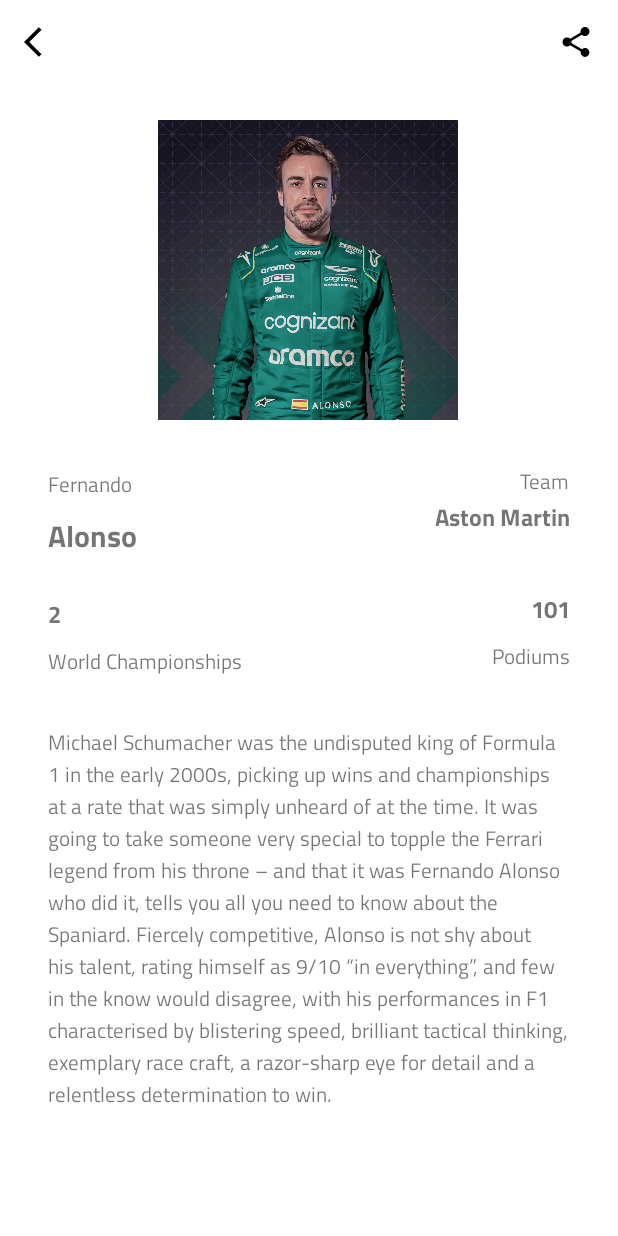
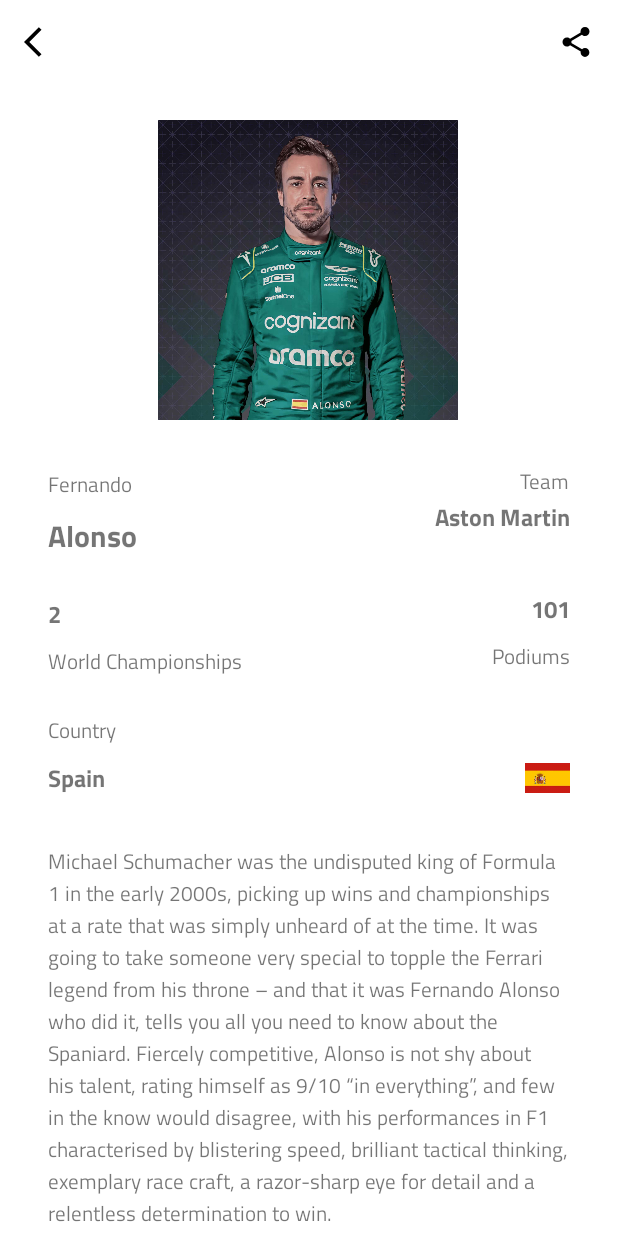
Before and after one commit to asyarbre/uts-pemprograman-visual, an Android app: the screen it shows after launch (DriverDetail), after a tap on "Fernando", on a phone screen of 412 x 824 dp. Run offline under Robolectric (Android 15) with nearby library versions, the phone set to English and light mode, and no system bars.

Commit message:
Update Detail Driver

```diff
--- a/app/src/main/java/com/example/utskel4/Driver.kt
+++ b/app/src/main/java/com/example/utskel4/Driver.kt
@@ -12,5 +12,7 @@ data class Driver(
     val driverTeam: String,
     val driverChamp: Int,
     val driverPodium: Int,
+    val driverCountry: String,
+    val driverFlag: Int,
     val driverDesc: String
 ) : Parcelable
--- a/app/src/main/java/com/example/utskel4/DriverDetail.kt
+++ b/app/src/main/java/com/example/utskel4/DriverDetail.kt
@@ -41,6 +41,8 @@ class DriverDetail : AppCompatActivity() {
             binding.driverPhotoDetail.setImageResource(driver.driverPhotoDetail)
             binding.driverChamp.text = driver.driverChamp.toString()
             binding.driverPodium.text = driver.driverPodium.toString()
+            binding.driverCountry.text = driver.driverCountry
+            binding.driverCountryFlag.setImageResource(driver.driverFlag)
             binding.driverDesc.text = driver.driverDesc
 
             binding.shareBtn.setOnClickListener {
--- a/app/src/main/java/com/example/utskel4/MainActivity.kt
+++ b/app/src/main/java/com/example/utskel4/MainActivity.kt
@@ -32,6 +32,8 @@ class MainActivity : AppCompatActivity() {
         val dataDriverTeam = resources.getStringArray(R.array.data_driver_team)
         val dataDriverChap = resources.getIntArray(R.array.data_driver_champ)
         val dataDriverPodium = resources.getIntArray(R.array.data_driver_podium)
+        val dataDriverCountry = resources.getStringArray(R.array.data_driver_country)
+        val dataDriverFlag = resources.obtainTypedArray(R.array.data_driver_flag)
         val dataDriverDesc = resources.getStringArray(R.array.data_driver_desc)
 
         var listDriver = ArrayList<Driver>()
@@ -45,6 +47,8 @@ class MainActivity : AppCompatActivity() {
                 dataDriverTeam[i],
                 dataDriverChap[i],
                 dataDriverPodium[i],
+                dataDriverCountry[i],
+                dataDriverFlag.getResourceId(i, -1),
                 dataDriverDesc[i]
             )
             listDriver.add(driver)
--- a/app/src/main/res/layout/activity_driver.xml
+++ b/app/src/main/res/layout/activity_driver.xml
@@ -124,12 +124,14 @@
             android:layout_marginStart="32dp"
             android:layout_marginTop="32dp"
             android:layout_marginEnd="32dp"
+            android:fontFamily="@font/titilliumregular"
             android:textSize="14sp"
             app:layout_constraintEnd_toEndOf="parent"
+            app:layout_constraintHorizontal_bias="1.0"
             app:layout_constraintStart_toStartOf="parent"
-            app:layout_constraintTop_toBottomOf="@+id/textView2"
-            tools:text="@string/lorem"
-            android:fontFamily="@font/titilliumregular"/>
+            app:layout_constraintTop_toBottomOf="@+id/driver_country"
+            tools:ignore="MissingConstraints"
+            tools:text="@string/lorem" />
 
         <androidx.constraintlayout.widget.Guideline
             android:id="@+id/guideline"
@@ -159,6 +161,40 @@
             app:layout_constraintTop_toTopOf="parent"
             app:srcCompat="@drawable/baseline_share_24" />
 
+        <TextView
+            android:id="@+id/country"
+            android:layout_width="wrap_content"
+            android:layout_height="wrap_content"
+            android:layout_marginStart="32dp"
+            android:layout_marginTop="24dp"
+            android:text="@string/country"
+            android:textSize="14sp"
+            android:fontFamily="@font/titilliumregular"
+            app:layout_constraintStart_toStartOf="parent"
+            app:layout_constraintTop_toBottomOf="@+id/textView2" />
+
+        <TextView
+            android:id="@+id/driver_country"
+            android:layout_width="wrap_content"
+            android:layout_height="wrap_content"
+            android:layout_marginStart="32dp"
+            android:layout_marginTop="8dp"
+            android:text="@string/country"
+            android:textSize="16sp"
+            android:fontFamily="@font/titilliumbold"
+            app:layout_constraintStart_toStartOf="parent"
+            app:layout_constraintTop_toBottomOf="@+id/country" />
+
+        <ImageView
+            android:id="@+id/driver_country_flag"
+            android:layout_width="30dp"
+            android:layout_height="20dp"
+            android:layout_marginTop="60dp"
+            android:layout_marginEnd="32dp"
+            app:layout_constraintEnd_toEndOf="parent"
+            app:layout_constraintTop_toBottomOf="@+id/textView5"
+            app:srcCompat="@drawable/ic_launcher_background" />
+
 
     </androidx.constraintlayout.widget.ConstraintLayout>
 </ScrollView>
--- a/app/src/main/res/values/strings.xml
+++ b/app/src/main/res/values/strings.xml
@@ -7,10 +7,11 @@
     <string name="fullName">Full Name</string>
     <string name="title_driver">Driver F1 2023</string>
     <string name="dummy">0</string>
-    <string name="lorem">Lorem ipsum dolor sit amet, consectetur adipiscing elit, sed do eiusmod tempor incididunt ut labore et dolore magna aliqua. Ut enim ad minim veniam, quis nostrud exercitation ullamco laboris nisi ut aliquip ex ea commodo consequat. Duis aute irure dolor in reprehenderit in voluptate velit esse cillum dolore eu fugiat nulla pariatur. Excepteur sint occaecat cupidatat non proident, sunt in culpa qui officia deserunt mollit anim id est laborum.</string>
+    <string name="lorem">Lorem ipsum dolor sit amet, consectetur adipiscing elit, deserunt mollit anim id est laborum.</string>
     <string name="world_championships">World Championships</string>
     <string name="podiums">Podiums</string>
     <string name="team">Team</string>
+    <string name="country">Country</string>
 
     <string-array name="data_first_name">
         <item>Max</item>
@@ -104,6 +105,32 @@
         <item>24</item>
     </integer-array>
 
+    <string-array name="data_driver_country">
+        <item>Netherlands</item>
+        <item>Mexico</item>
+        <item>Spain</item>
+        <item>United Kingdom</item>
+        <item>Spain</item>
+        <item>Canada</item>
+        <item>United Kingdom</item>
+        <item>United Kingdom</item>
+        <item>Germany</item>
+        <item>Monaco</item>
+    </string-array>
+
+    <integer-array name="data_driver_flag">
+        <item>@drawable/netherlands</item>
+        <item>@drawable/mexico</item>
+        <item>@drawable/spain</item>
+        <item>@drawable/uk</item>
+        <item>@drawable/spain</item>
+        <item>@drawable/canada</item>
+        <item>@drawable/uk</item>
+        <item>@drawable/uk</item>
+        <item>@drawable/germany</item>
+        <item>@drawable/monaco</item>
+    </integer-array>
+
     <string-array name="data_driver_desc">
         <item>He’s Max by name, and max by nature. Arriving as Formula 1’s youngest ever competitor at just 17 years old, Verstappen pushed his car, his rivals and the sport’s record books to the limit. The baby-faced Dutchman with the heart of a lion took the Toro Rosso – and then the Red Bull – by the horns with his instinctive racing style. F1’s youngest points scorer soon became its youngest race winner – at the age of 18 years and 228 days – with an opportunistic but controlled drive on debut for Red Bull in Barcelona 2016. A true wheel-to-wheel racer, another stunning drive in Brazil from the back of the pack to the podium on a treacherous wet track kept the plaudits coming. Verstappen’s no-holds-barred attitude and hard defending have sometimes landed him in hot water with his peers and paymasters. But the mistakes that initially marred his potential have given way to maturity, while the bravado and energy that make him a blockbuster talent have remained – and the victories have kept on coming.</item>
         <item>He’s the fighter with a gentle touch from the land of the Lucha Libre. Perez’s reputation in F1 has been built on opposite approaches to Grand Prix racing. On the one hand, he is a punchy combatant who wrestles his way through the pack and into the points. Never afraid to add a bit of spice to his on-track encounters, even his team mates don’t always escape the Mexican’s heat. Then on the other hand, Perez is a smooth operator, a master at managing tyres to eke out extra performance and give him the upper hand on strategy. A firm favourite on the grid after his time with Sauber, McLaren, Force India and Racing Point, Perez has matured into an analytical racer and team player.</item>
```
Also changed, not shown: app/src/main/res/drawable/australia.jpg (added), app/src/main/res/drawable/canada.jpg (added), app/src/main/res/drawable/china.jpg (added), app/src/main/res/drawable/denmark.jpg (added), app/src/main/res/drawable/finland.jpg (added), app/src/main/res/drawable/france.jpg (added), app/src/main/res/drawable/germany.jpg (added), app/src/main/res/drawable/japan.jpg (added), app/src/main/res/drawable/mexico.jpg (added), app/src/main/res/drawable/monaco.jpg (added), app/src/main/res/drawable/netherlands.jpg (added), app/src/main/res/drawable/spain.jpg (added), app/src/main/res/drawable/thailand.jpg (added), app/src/main/res/drawable/uk.jpg (added), 1 more files.
